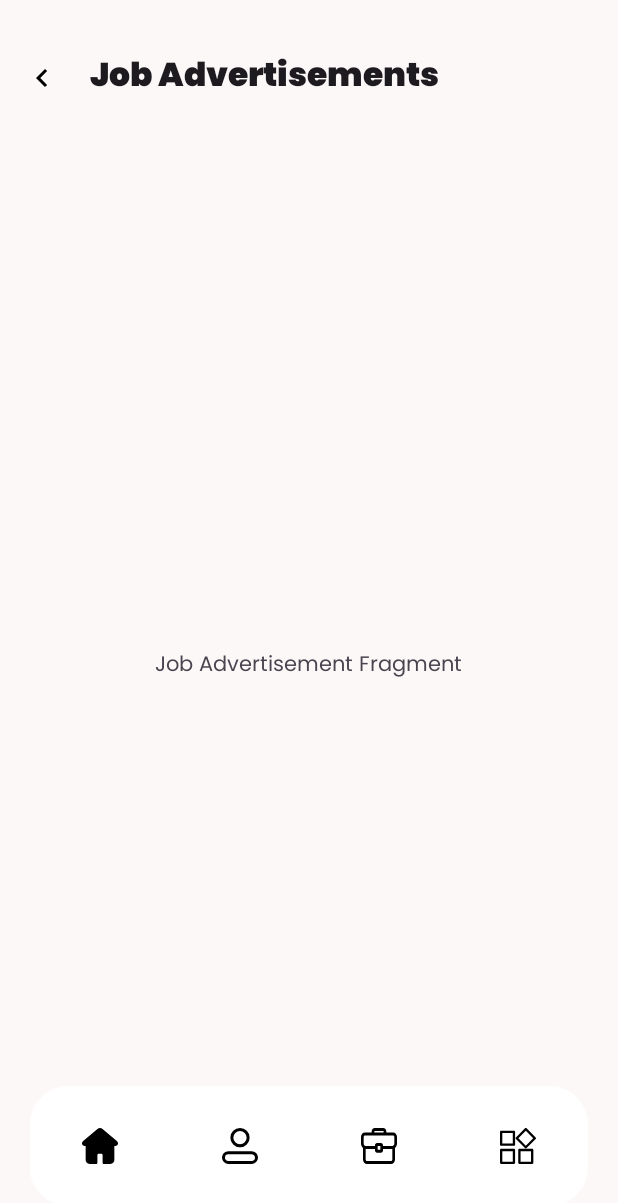
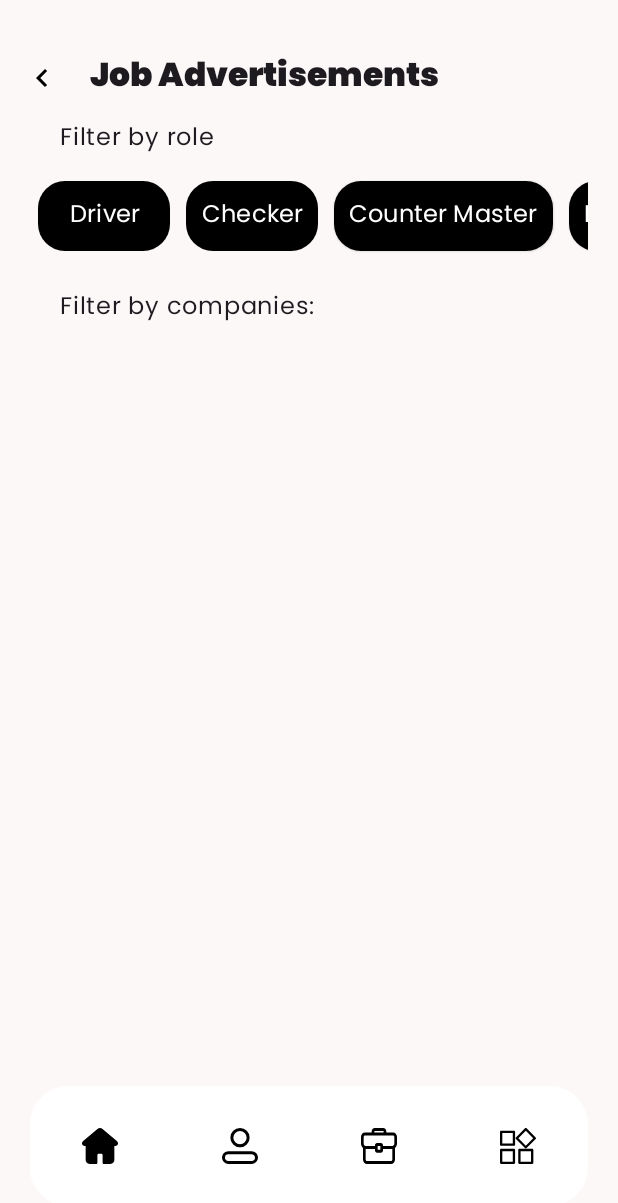
Before and after one commit to AhmedTHossain/kormi, an Android app: the screen it shows after launch (HomeActivity), on a phone screen of 412 x 824 dp. Shown: the top 1203 px of the screen. Run offline under Robolectric (Android 15) with nearby library versions, the phone set to English and light mode, and no system bars.

Commit message:
feat: add Job Ads screen

```diff
--- /dev/null
+++ b/app/src/main/java/com/apptechbd/nibay/home/domain/adapters/RoleAdapter.java
@@ -0,0 +1,54 @@
+package com.apptechbd.nibay.home.domain.adapters;
+
+import android.content.Context;
+import android.view.LayoutInflater;
+import android.view.View;
+import android.view.ViewGroup;
+
+import androidx.annotation.NonNull;
+import androidx.recyclerview.widget.RecyclerView;
+
+import com.apptechbd.nibay.R;
+import com.google.android.material.button.MaterialButton;
+import com.google.android.material.textview.MaterialTextView;
+
+import java.util.ArrayList;
+
+public class RoleAdapter extends RecyclerView.Adapter<RoleAdapter.ViewHolder> {
+    private ArrayList<String> roles;
+    private Context context;
+
+    public RoleAdapter(ArrayList<String> roles, Context context) {
+        this.roles = roles;
+        this.context = context;
+    }
+
+    @NonNull
+    @Override
+    public RoleAdapter.ViewHolder onCreateViewHolder(@NonNull ViewGroup parent, int viewType) {
+        View view = LayoutInflater.from(parent.getContext()).inflate(R.layout.row_role_button, parent, false);
+        return new ViewHolder(view);
+    }
+
+    @Override
+    public void onBindViewHolder(@NonNull RoleAdapter.ViewHolder holder, int position) {
+        holder.getTextRole().setText(roles.get(position));
+    }
+
+    @Override
+    public int getItemCount() {
+        return roles.size();
+    }
+
+    public class ViewHolder extends RecyclerView.ViewHolder {
+        private MaterialButton buttonRole;
+        public ViewHolder(@NonNull View itemView) {
+            super(itemView);
+            buttonRole = itemView.findViewById(R.id.button_role);
+        }
+
+        public MaterialButton getTextRole() {
+            return buttonRole;
+        }
+    }
+}
--- a/app/src/main/java/com/apptechbd/nibay/home/presentation/JobAdvertisementsFragment.java
+++ b/app/src/main/java/com/apptechbd/nibay/home/presentation/JobAdvertisementsFragment.java
@@ -3,6 +3,7 @@ package com.apptechbd.nibay.home.presentation;
 import android.os.Bundle;
 
 import androidx.fragment.app.Fragment;
+import androidx.recyclerview.widget.LinearLayoutManager;
 
 import android.view.LayoutInflater;
 import android.view.View;
@@ -10,9 +11,15 @@ import android.view.ViewGroup;
 
 import com.apptechbd.nibay.R;
 import com.apptechbd.nibay.databinding.FragmentJobAdvertisementsBinding;
+import com.apptechbd.nibay.home.domain.adapters.RoleAdapter;
+
+import java.util.ArrayList;
+import java.util.Arrays;
 
 public class JobAdvertisementsFragment extends Fragment {
     private FragmentJobAdvertisementsBinding binding;
+    private RoleAdapter adapter;
+
     public JobAdvertisementsFragment() {
         // Required empty public constructor
     }
@@ -22,6 +29,13 @@ public class JobAdvertisementsFragment extends Fragment {
                              Bundle savedInstanceState) {
        binding = FragmentJobAdvertisementsBinding.inflate(inflater, container, false);
 
+        String[] roles = requireContext().getResources().getStringArray(R.array.roles);
+        ArrayList<String> roleList = new ArrayList<>(Arrays.asList(roles));
+
+        adapter = new RoleAdapter(roleList, requireContext());
+
+        binding.recyclerviewRoles.setLayoutManager(new LinearLayoutManager(requireContext(),LinearLayoutManager.HORIZONTAL,false));
+        binding.recyclerviewRoles.setAdapter(adapter);
 
        return binding.getRoot();
     }
--- a/app/src/main/res/layout/fragment_job_advertisements.xml
+++ b/app/src/main/res/layout/fragment_job_advertisements.xml
@@ -1,17 +1,46 @@
 <?xml version="1.0" encoding="utf-8"?>
-<LinearLayout xmlns:android="http://schemas.android.com/apk/res/android"
+<androidx.core.widget.NestedScrollView xmlns:android="http://schemas.android.com/apk/res/android"
     xmlns:tools="http://schemas.android.com/tools"
     android:layout_width="match_parent"
     android:layout_height="match_parent"
     android:orientation="vertical"
     tools:context=".home.presentation.JobAdvertisementsFragment">
 
+    <LinearLayout
+        android:layout_width="match_parent"
+        android:layout_height="match_parent"
+        android:layout_marginStart="20dp"
+        android:layout_marginEnd="20dp"
+        android:orientation="vertical">
 
-    <TextView
-        android:layout_width="wrap_content"
-        android:layout_height="match_parent"
-        android:text="Job Advertisement Fragment"
-        android:gravity="center"
-        android:layout_gravity="center"/>
+        <com.google.android.material.textview.MaterialTextView
+            style="@style/CustomBodyLarge"
+            android:layout_width="match_parent"
+            android:layout_height="wrap_content"
+            android:layout_marginTop="15dp"
+            android:layout_marginStart="20dp"
+            android:text="Filter by role" />
 
-</LinearLayout>
+        <androidx.recyclerview.widget.RecyclerView
+            android:id="@+id/recyclerview_roles"
+            android:layout_width="wrap_content"
+            android:layout_height="wrap_content"
+            android:layout_marginTop="5dp"/>
+
+        <com.google.android.material.textview.MaterialTextView
+            style="@style/CustomBodyLarge"
+            android:layout_width="match_parent"
+            android:layout_height="wrap_content"
+            android:layout_marginTop="15dp"
+            android:layout_marginStart="20dp"
+            android:text="Filter by companies:" />
+
+        <androidx.recyclerview.widget.RecyclerView
+            android:id="@+id/recyclerview_companies"
+            android:layout_width="wrap_content"
+            android:layout_height="wrap_content"
+            android:layout_marginTop="5dp"/>
+
+    </LinearLayout>
+
+</androidx.core.widget.NestedScrollView>
--- /dev/null
+++ b/app/src/main/res/layout/row_company.xml
@@ -0,0 +1,30 @@
+<?xml version="1.0" encoding="utf-8"?>
+<RelativeLayout xmlns:android="http://schemas.android.com/apk/res/android"
+    android:layout_width="wrap_content"
+    android:layout_height="wrap_content"
+    xmlns:app="http://schemas.android.com/apk/res-auto"
+    >
+
+    <com.google.android.material.imageview.ShapeableImageView
+        android:id="@+id/img_company_logo"
+        android:layout_width="100dp"
+        android:layout_height="100dp"
+        android:src="@drawable/ic_driver_private_placeholder"
+        app:shapeAppearance="@style/ShapeAppearance.Material3.Corner.ExtraLarge" />
+
+    <com.google.android.material.textview.MaterialTextView
+        style="@style/CustomBodyMedium"
+        android:layout_width="wrap_content"
+        android:layout_height="wrap_content"
+        android:layout_marginTop="15dp"
+        android:layout_marginStart="20dp"
+        android:text="Ena"
+        android:layout_centerHorizontal="true"
+        android:background="@drawable/bg_custom_home_navigation_menu"
+        android:paddingStart="20dp"
+        android:paddingEnd="20dp"
+        android:paddingTop="2dp"
+        android:paddingBottom="2dp"
+        android:layout_alignBottom="@id/img_company_logo"/>
+
+</RelativeLayout>
--- /dev/null
+++ b/app/src/main/res/layout/row_role_button.xml
@@ -0,0 +1,9 @@
+<?xml version="1.0" encoding="utf-8"?>
+<com.google.android.material.button.MaterialButton
+    xmlns:android="http://schemas.android.com/apk/res/android"
+    android:id="@+id/button_role"
+    android:layout_width="wrap_content"
+    android:layout_height="wrap_content"
+    android:text="Driver"
+    android:padding="10dp"
+    android:layout_margin="5dp"/>
```
